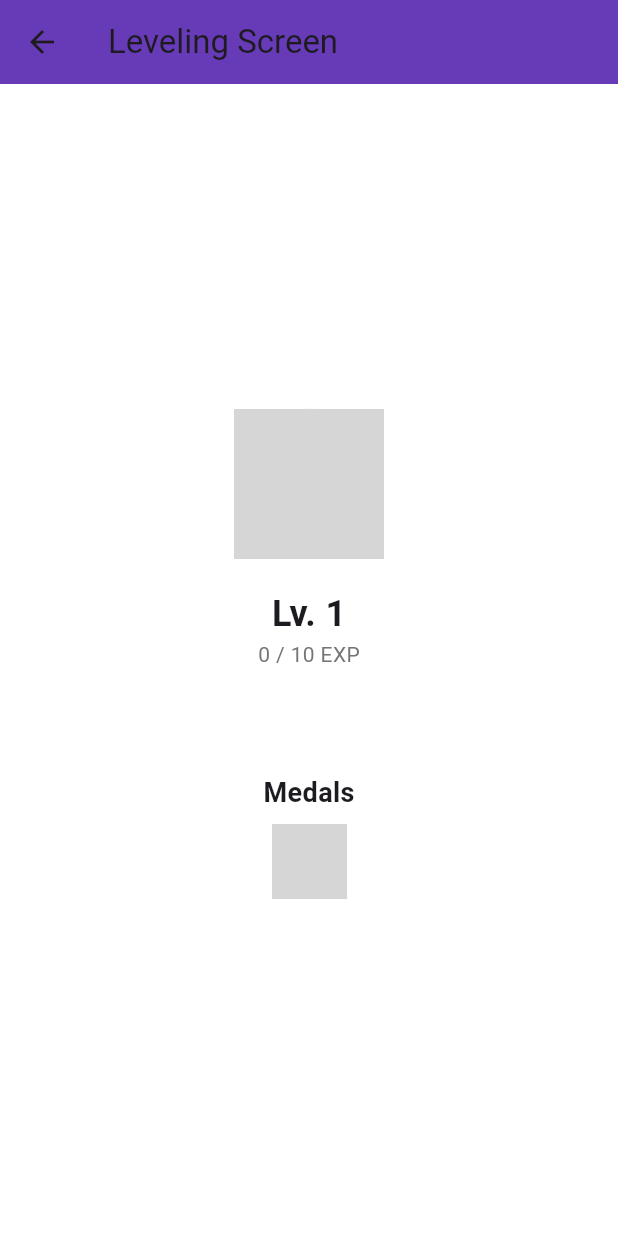
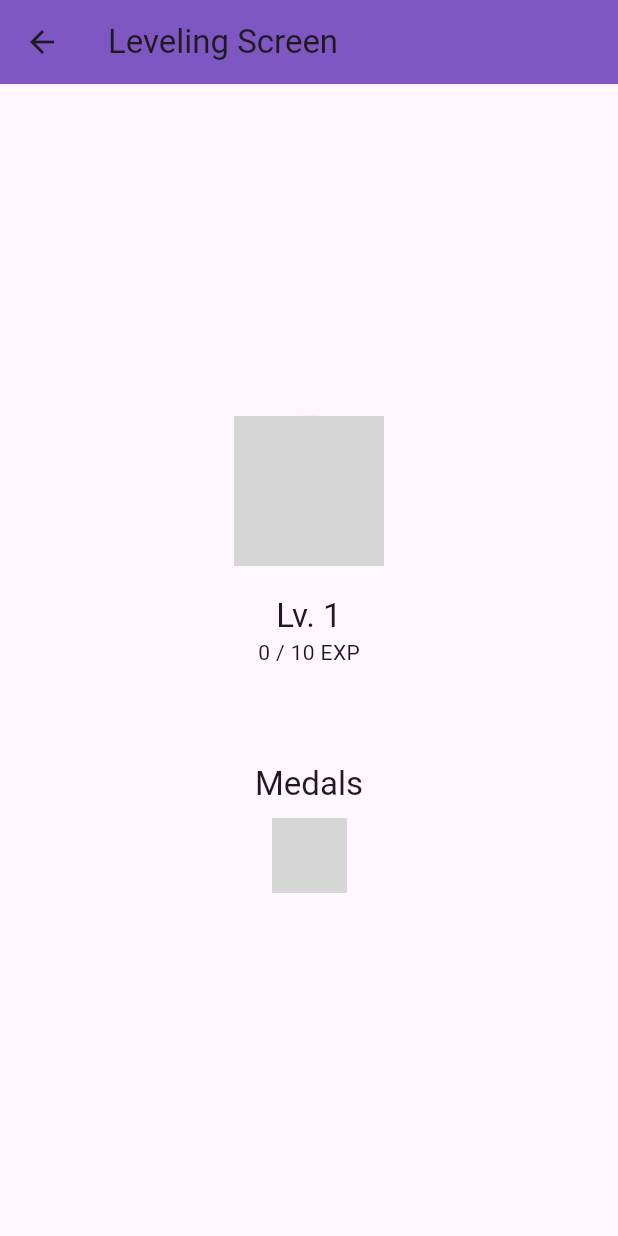
Before and after one commit to WasayAamir/MobileDeviceProject, a Flutter app: the LevelUpScreen screen opened by its route, on a phone screen of 412 x 824 dp. Run offline on Flutter 3.47's test engine with Material 3 defaults, Android fonts, the light colour scheme and no system bars; our stand-ins replace cloud_firestore, firebase_core, firebase_messaging, sqflite, youtube_player_flutter; accounts and stored records are empty; grey boxes are pictures that could not be loaded.

Commit message:
Added dark mode to account page and fixed app bar colors

```diff
--- a/lib/screens/friends_page.dart
+++ b/lib/screens/friends_page.dart
@@ -117,6 +117,7 @@ class _FriendsPageState extends State<FriendsPage> with SingleTickerProviderStat
     return Scaffold(
       appBar: AppBar(
         title: Text('Friends'),
+        backgroundColor: Colors.deepPurple[400],
         actions: [
           IconButton(
             icon: Icon(Icons.add),
@@ -125,12 +126,21 @@ class _FriendsPageState extends State<FriendsPage> with SingleTickerProviderStat
         ],
         bottom: TabBar(
           controller: _tabController,
+          labelStyle: TextStyle(
+            fontWeight: FontWeight.bold, // Makes the text bold
+            color: Colors.black, // Makes the text darker
+          ),
+          unselectedLabelStyle: TextStyle(
+            fontWeight: FontWeight.normal, // Optional: Style for unselected tabs
+            color: Colors.grey, // Optional: Style for unselected tabs
+          ),
           tabs: [
             Tab(text: 'Friends'),
             Tab(text: 'Sent Requests'),
             Tab(text: 'Approved'),
           ],
         ),
+
       ),
       body: TabBarView(
         controller: _tabController,
--- a/lib/screens/leveling_screen.dart
+++ b/lib/screens/leveling_screen.dart
@@ -2,30 +2,32 @@ import 'package:flutter/material.dart';
 
 class LevelUpScreen extends StatelessWidget {
   final String username;
-  final int level; // Add this
-  final int currentExp; // Add this
-  final int requiredExp; // Add this
+  final int level;
+  final int currentExp;
+  final int requiredExp;
   final Function(bool) onToggleTheme;
   final bool isDarkMode;
-  final List<String> ribbons = ['assets/ribbon1.png']; // Paths for ribbon images to display
+  final List<String> ribbons = ['assets/ribbon1.png'];
 
   LevelUpScreen({
     required this.username,
-    required this.level, // Add this
-    required this.currentExp, // Add this
-    required this.requiredExp, // Add this
+    required this.level,
+    required this.currentExp,
+    required this.requiredExp,
     required this.onToggleTheme,
     required this.isDarkMode,
   });
 
   @override
   Widget build(BuildContext context) {
+    // Use ThemeData for colors
+    final theme = Theme.of(context);
+
     return Scaffold(
       appBar: AppBar(
         title: Text('Leveling Screen'),
-        backgroundColor: Colors.deepPurple, // Set the background color for the app bar
+        backgroundColor: Colors.deepPurple[400],
       ),
-      backgroundColor: Colors.white, // Set the background color for the entire screen
       body: Center(
         child: Column(
           mainAxisAlignment: MainAxisAlignment.center,
@@ -34,56 +36,46 @@ class LevelUpScreen extends StatelessWidget {
             Stack(
               alignment: Alignment.center,
               children: [
-                // Circular progress indicator showing user's current experience level
                 CircularProgressIndicator(
-                  value: currentExp / requiredExp, // Ratio of current experience to total experience
-                  strokeWidth: 8.0, // Width of the progress circle
-                  backgroundColor: Colors.grey.shade300, // Set background color for the circle
-                  valueColor: AlwaysStoppedAnimation<Color>(Colors.blueAccent), // Color of the progress
+                  value: currentExp / requiredExp,
+                  strokeWidth: 8.0,
+                  backgroundColor: theme.dividerColor,
+                  valueColor: AlwaysStoppedAnimation<Color>(
+                    theme.colorScheme.secondary,
+                  ),
                 ),
-
-                // User's Avatar
                 CircleAvatar(
-                  radius: 50, // Set the radius of the avatar
-                  backgroundImage: AssetImage('assets/avatar.png'), // Replace with the path of the avatar image
+                  radius: 50,
+                  backgroundImage: AssetImage('assets/avatar.png'),
                 ),
               ],
             ),
-            SizedBox(height: 20), // Add space between widgets
+            SizedBox(height: 20),
 
             // Display User's Level
             Text(
-              'Lv. $level', // Current level of the user
-              style: TextStyle(
-                fontSize: 24,
-                fontWeight: FontWeight.bold,
-              ),
+              'Lv. $level',
+              style: theme.textTheme.titleLarge, // Updated from headline6
             ),
 
             // Display Experience Points
             Text(
-              '$currentExp / $requiredExp EXP', // Current and total experience points
-              style: TextStyle(color: Colors.grey.shade600),
+              '$currentExp / $requiredExp EXP',
+              style: theme.textTheme.bodyMedium, // Updated from bodyText2
             ),
-            SizedBox(height: 20), // Add space between widgets
+            SizedBox(height: 20),
 
             // Display Username
             Text(
-              username, // User's username
-              style: TextStyle(
-                fontSize: 20,
-                fontWeight: FontWeight.w500,
-              ),
+              username,
+              style: theme.textTheme.titleMedium, // Updated from subtitle1
             ),
-            SizedBox(height: 20), // Add space between widgets
+            SizedBox(height: 20),
 
             // Medals Section
             Text(
-              'Medals', // Title for the medals section
-              style: TextStyle(
-                fontSize: 18,
-                fontWeight: FontWeight.bold,
-              ),
+              'Medals',
+              style: theme.textTheme.titleLarge, // Updated from headline6
             ),
 
             // Display Medals as a Row of Images
@@ -91,11 +83,11 @@ class LevelUpScreen extends StatelessWidget {
               mainAxisAlignment: MainAxisAlignment.center,
               children: ribbons.map((ribbon) {
                 return Padding(
-                  padding: const EdgeInsets.all(8.0), // Add space around each ribbon image
+                  padding: const EdgeInsets.all(8.0),
                   child: Image.asset(
                     ribbon,
-                    width: 50, // Set width of the medal image
-                  ), // Replace with the ribbon image path
+                    width: 50,
+                  ),
                 );
               }).toList(),
             ),
```
